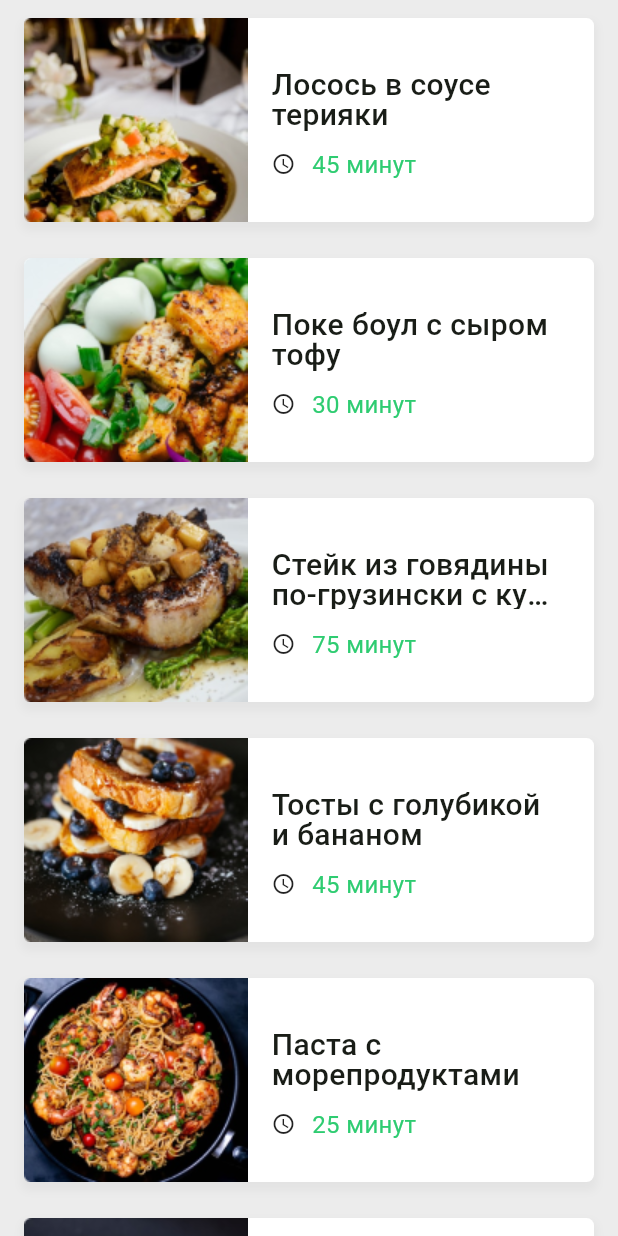
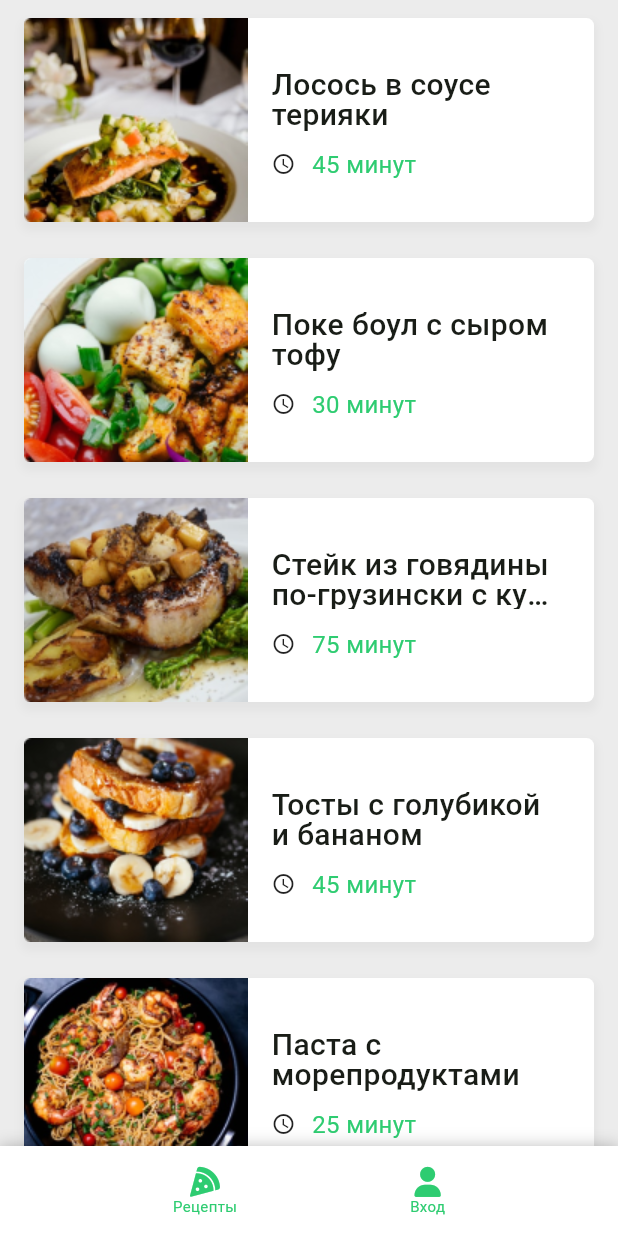
Before and after one commit to regso/receipts, a Flutter app: the screen it shows after launch, on a phone screen of 412 x 824 dp. Run offline on Flutter 3.47's test engine with Material 2 defaults, Android fonts, the phone set to English and light mode, and no system bars; our stand-ins replace font_awesome_flutter.

Commit message:
Add navigation bar.

```diff
--- a/lib/features/receipt_list/pages/receipt_list_page.dart
+++ b/lib/features/receipt_list/pages/receipt_list_page.dart
@@ -1,4 +1,5 @@
 import 'package:flutter/material.dart';
+import 'package:font_awesome_flutter/font_awesome_flutter.dart';
 import '../widgets/receipt_list.dart';
 
 class ReceiptListPage extends StatelessWidget {
@@ -6,11 +7,64 @@ class ReceiptListPage extends StatelessWidget {
 
   @override
   Widget build(BuildContext context) {
-    return const Scaffold(
-      backgroundColor: Color(0xFFECECEC),
-      body: SafeArea(
+    return Scaffold(
+      backgroundColor: const Color(0xFFECECEC),
+      body: const SafeArea(
         child: SingleChildScrollView(
           child: ReceiptList(),
+        ),
+      ),
+      bottomNavigationBar: Container(
+        height: 60,
+        decoration: BoxDecoration(
+          color: Colors.white,
+          boxShadow: [
+            BoxShadow(
+              color: Colors.black.withOpacity(0.25),
+              spreadRadius: 0,
+              blurRadius: 8,
+              offset: const Offset(0, 0),
+            ),
+          ],
+        ),
+        child: const Row(
+          mainAxisAlignment: MainAxisAlignment.spaceEvenly,
+          children: [
+            Column(
+              mainAxisAlignment: MainAxisAlignment.center,
+              children: [
+                FaIcon(
+                  FontAwesomeIcons.pizzaSlice,
+                  color: Color(0xFF2ECC71),
+                  size: 20,
+                ),
+                Text(
+                  'Рецепты',
+                  style: TextStyle(
+                    color: Color(0xFF2ECC71),
+                    fontSize: 10,
+                  ),
+                ),
+              ],
+            ),
+            Column(
+              mainAxisAlignment: MainAxisAlignment.center,
+              children: [
+                FaIcon(
+                  FontAwesomeIcons.solidUser,
+                  color: Color(0xFF2ECC71),
+                  size: 20,
+                ),
+                Text(
+                  'Вход',
+                  style: TextStyle(
+                    color: Color(0xFF2ECC71),
+                    fontSize: 10,
+                  ),
+                ),
+              ],
+            ),
+          ],
         ),
       ),
     );
--- a/pubspec.yaml
+++ b/pubspec.yaml
@@ -35,6 +35,7 @@ dependencies:
   # The following adds the Cupertino Icons font to your application.
   # Use with the CupertinoIcons class for iOS style icons.
   cupertino_icons: ^1.0.2
+  font_awesome_flutter: ^10.6.0
 
 dev_dependencies:
   flutter_test:
```
Also changed, not shown: lib/features/receipt_list/widgets/receipt_list_item.dart (+0 -85 lines), pubspec.lock.
